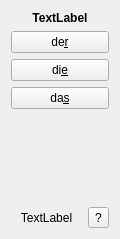
This is mainwindow.ui in lawand/gngt as Qt 5 draws it before an edit. The edited form follows.
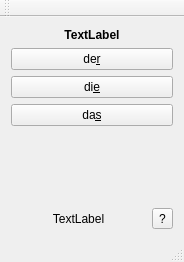
This is the edited form.

Commit message: made MainWindow a QMainWindow instead of a QWidget

Diff of the .ui file:
```diff
--- a/mainwindow.ui
+++ b/mainwindow.ui
@@ -1,18 +1,19 @@
 <?xml version="1.0" encoding="UTF-8"?>
 <ui version="4.0">
  <class>MainWindow</class>
- <widget class="QWidget" name="MainWindow">
+ <widget class="QMainWindow" name="MainWindow">
   <property name="geometry">
    <rect>
     <x>0</x>
     <y>0</y>
-    <width>120</width>
-    <height>239</height>
+    <width>184</width>
+    <height>262</height>
    </rect>
   </property>
   <property name="windowTitle">
    <string>GNGT</string>
   </property>
+  <widget class="QWidget" name="centralWidget">
   <layout class="QVBoxLayout" name="verticalLayout">
    <item>
     <widget class="QLabel" name="nounLabel">
@@ -59,7 +60,7 @@
      <property name="sizeHint" stdset="0">
       <size>
        <width>20</width>
-       <height>64</height>
+        <height>24</height>
       </size>
      </property>
     </spacer>
@@ -87,6 +88,27 @@
    </item>
   </layout>
  </widget>
+  <widget class="QMenuBar" name="menuBar">
+   <property name="geometry">
+    <rect>
+     <x>0</x>
+     <y>0</y>
+     <width>184</width>
+     <height>27</height>
+    </rect>
+   </property>
+  </widget>
+  <widget class="QToolBar" name="mainToolBar">
+   <attribute name="toolBarArea">
+    <enum>TopToolBarArea</enum>
+   </attribute>
+   <attribute name="toolBarBreak">
+    <bool>false</bool>
+   </attribute>
+  </widget>
+  <widget class="QStatusBar" name="statusBar"/>
+ </widget>
+ <layoutdefault spacing="6" margin="11"/>
  <resources/>
  <connections/>
 </ui>
```
Lines whose indentation alone changed are shown as unchanged. The commit also changes 2 other files.
